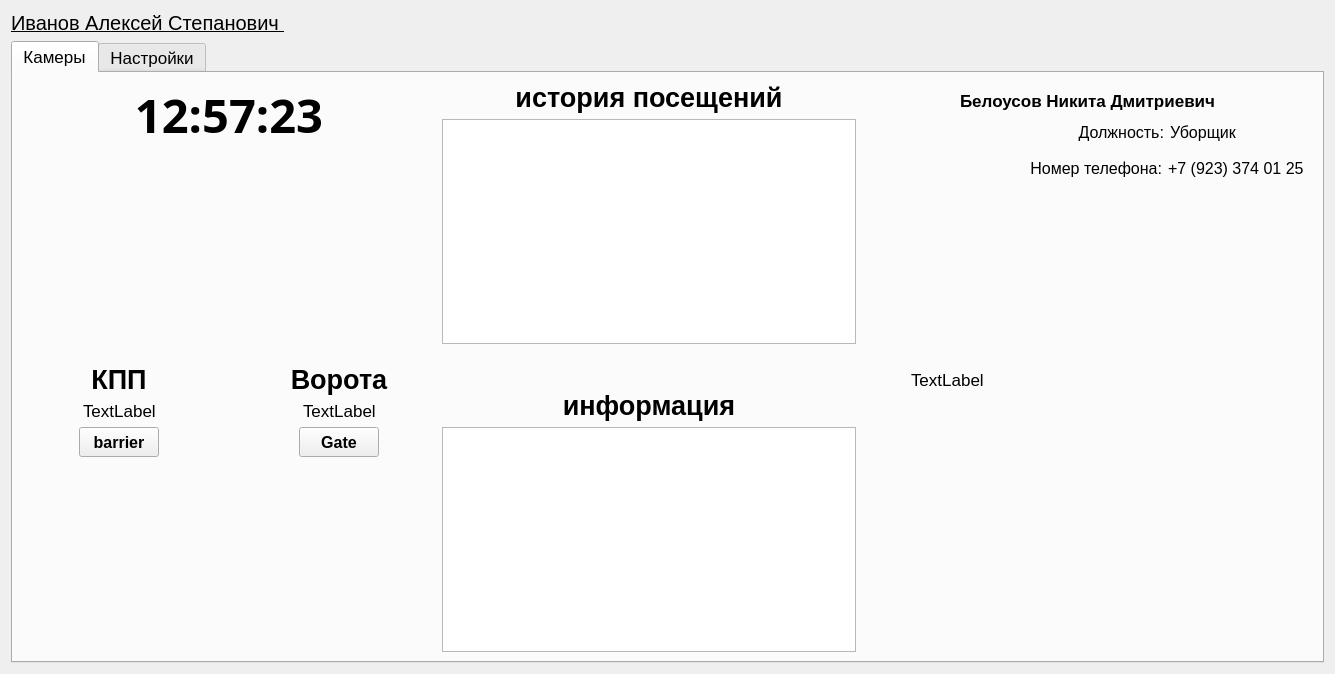
Nisitka/warehouse-security, file clientGuard/mainWindow.ui: the form before one commit.
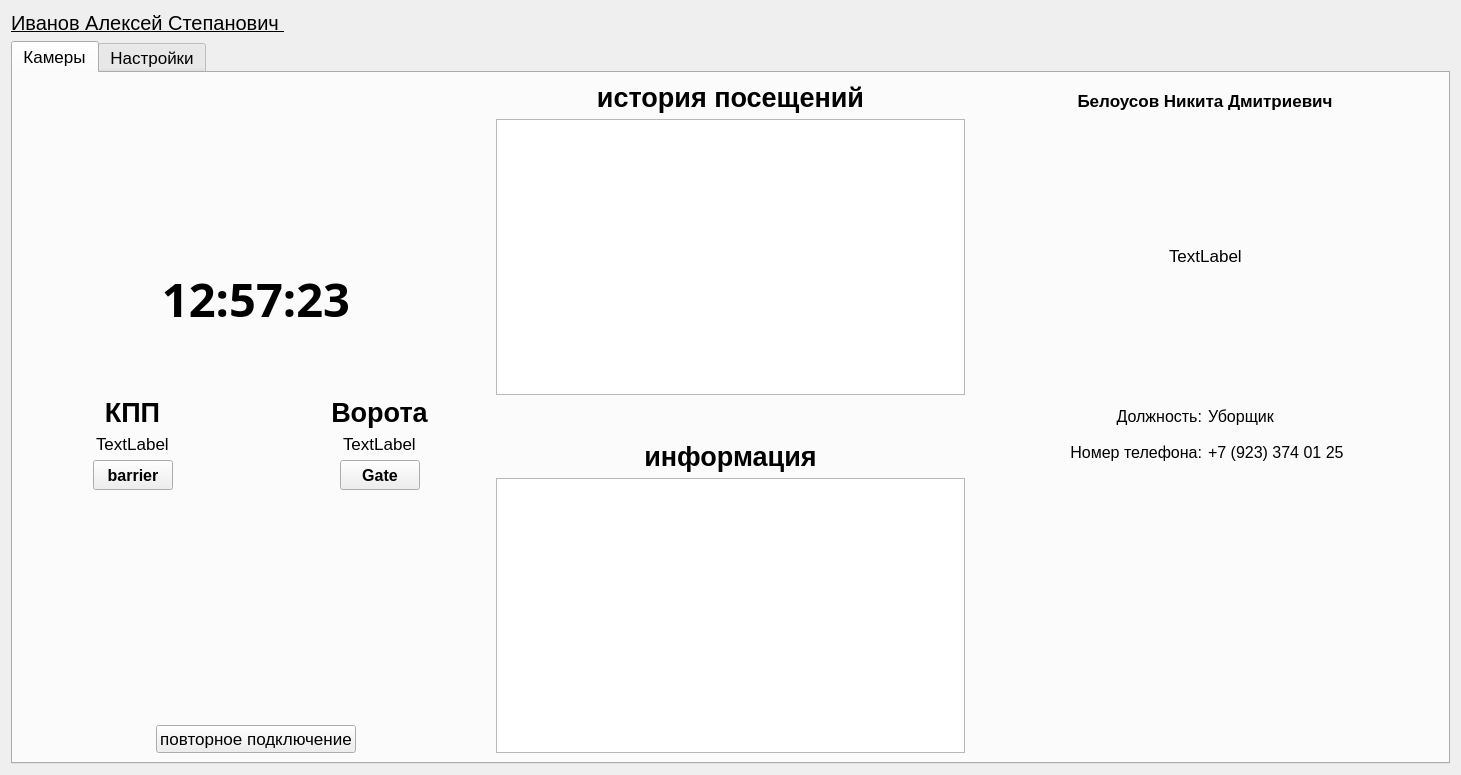
The form after the commit. The open tabs and pages were chosen to show the change.

Commit message: - небольшие изменения в дизайне ПО охранника

Patch:
```diff
--- a/clientGuard/mainWindow.ui
+++ b/clientGuard/mainWindow.ui
@@ -6,8 +6,8 @@
    <rect>
     <x>0</x>
     <y>0</y>
-    <width>1335</width>
-    <height>674</height>
+    <width>1461</width>
+    <height>775</height>
    </rect>
   </property>
   <property name="windowTitle">
@@ -48,6 +48,19 @@
         <layout class="QHBoxLayout" name="mainhLayout">
          <item>
           <layout class="QVBoxLayout" name="verticalLayout_13">
+           <item>
+            <spacer name="verticalSpacer_9">
+             <property name="orientation">
+              <enum>Qt::Vertical</enum>
+             </property>
+             <property name="sizeHint" stdset="0">
+              <size>
+               <width>20</width>
+               <height>40</height>
+              </size>
+             </property>
+            </spacer>
+           </item>
            <item>
             <widget class="QLabel" name="timeLabel">
              <property name="font">
@@ -386,6 +399,56 @@
              </item>
             </layout>
            </item>
+           <item>
+            <spacer name="verticalSpacer_11">
+             <property name="orientation">
+              <enum>Qt::Vertical</enum>
+             </property>
+             <property name="sizeHint" stdset="0">
+              <size>
+               <width>20</width>
+               <height>40</height>
+              </size>
+             </property>
+            </spacer>
+           </item>
+           <item>
+            <layout class="QHBoxLayout" name="horizontalLayout_14">
+             <item>
+              <spacer name="horizontalSpacer_18">
+               <property name="orientation">
+                <enum>Qt::Horizontal</enum>
+               </property>
+               <property name="sizeHint" stdset="0">
+                <size>
+                 <width>40</width>
+                 <height>20</height>
+                </size>
+               </property>
+              </spacer>
+             </item>
+             <item>
+              <widget class="QPushButton" name="repeatConnectButton">
+               <property name="text">
+                <string>повторное подключение</string>
+               </property>
+              </widget>
+             </item>
+             <item>
+              <spacer name="horizontalSpacer_19">
+               <property name="orientation">
+                <enum>Qt::Horizontal</enum>
+               </property>
+               <property name="sizeHint" stdset="0">
+                <size>
+                 <width>40</width>
+                 <height>20</height>
+                </size>
+               </property>
+              </spacer>
+             </item>
+            </layout>
+           </item>
           </layout>
          </item>
          <item>
@@ -604,6 +667,8 @@
              <item>
               <layout class="QHBoxLayout" name="horizontalLayout_8">
                <item>
+                <layout class="QVBoxLayout" name="verticalLayout_9">
+                 <item>
                 <layout class="QVBoxLayout" name="verticalLayout_10">
                  <item>
                   <spacer name="verticalSpacer_7">
@@ -671,8 +736,6 @@
                 </layout>
                </item>
                <item>
-                <layout class="QVBoxLayout" name="verticalLayout_9">
-                 <item>
                   <layout class="QHBoxLayout" name="horizontalLayout_5">
                    <item>
                     <widget class="QLabel" name="statusTitleLabel">
@@ -1036,19 +1099,6 @@
       <attribute name="title">
        <string>Настройки</string>
       </attribute>
-      <widget class="QPushButton" name="repeatConnectButton">
-       <property name="geometry">
-        <rect>
-         <x>90</x>
-         <y>90</y>
-         <width>201</width>
-         <height>41</height>
-        </rect>
-       </property>
-       <property name="text">
-        <string>повторное подключение</string>
-       </property>
-      </widget>
      </widget>
     </widget>
    </item>
```
Left out of the diff: 4 changed lines with no effect on the pictures. Lines whose indentation alone changed are shown as unchanged. The commit also changes 1 other file.
